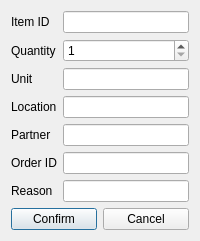
Hyunseung-Nam/Micro_ERP, file src/ui/dialogs/inbound_dialog.ui: the form before one commit.
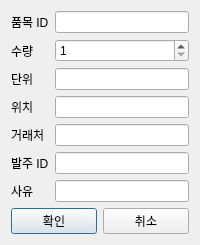
The form after the commit.

The edit to the form file:
```diff
--- a/src/ui/dialogs/inbound_dialog.ui
+++ b/src/ui/dialogs/inbound_dialog.ui
@@ -11,7 +11,7 @@
      <item row="0" column="0">
       <widget class="QLabel" name="itemIdLabel">
        <property name="text">
-        <string>Item ID</string>
+        <string>품목 ID</string>
        </property>
       </widget>
      </item>
@@ -21,7 +21,7 @@
      <item row="1" column="0">
       <widget class="QLabel" name="quantityLabel">
        <property name="text">
-        <string>Quantity</string>
+        <string>수량</string>
        </property>
       </widget>
      </item>
@@ -38,7 +38,7 @@
      <item row="2" column="0">
       <widget class="QLabel" name="unitLabel">
        <property name="text">
-        <string>Unit</string>
+        <string>단위</string>
        </property>
       </widget>
      </item>
@@ -48,7 +48,7 @@
      <item row="3" column="0">
       <widget class="QLabel" name="locationLabel">
        <property name="text">
-        <string>Location</string>
+        <string>위치</string>
        </property>
       </widget>
      </item>
@@ -58,7 +58,7 @@
      <item row="4" column="0">
       <widget class="QLabel" name="partnerLabel">
        <property name="text">
-        <string>Partner</string>
+        <string>거래처</string>
        </property>
       </widget>
      </item>
@@ -68,7 +68,7 @@
     <item row="5" column="0">
      <widget class="QLabel" name="orderLabel">
       <property name="text">
-       <string>Order ID</string>
+       <string>발주 ID</string>
       </property>
      </widget>
     </item>
@@ -78,7 +78,7 @@
     <item row="6" column="0">
       <widget class="QLabel" name="reasonLabel">
        <property name="text">
-        <string>Reason</string>
+        <string>사유</string>
        </property>
       </widget>
      </item>
@@ -92,14 +92,14 @@
      <item>
       <widget class="QPushButton" name="confirmButton">
        <property name="text">
-        <string>Confirm</string>
+        <string>확인</string>
        </property>
       </widget>
      </item>
      <item>
       <widget class="QPushButton" name="cancelButton">
        <property name="text">
-        <string>Cancel</string>
+        <string>취소</string>
        </property>
       </widget>
      </item>
```
Left out of the diff: 2 changed lines with no effect on the pictures.
